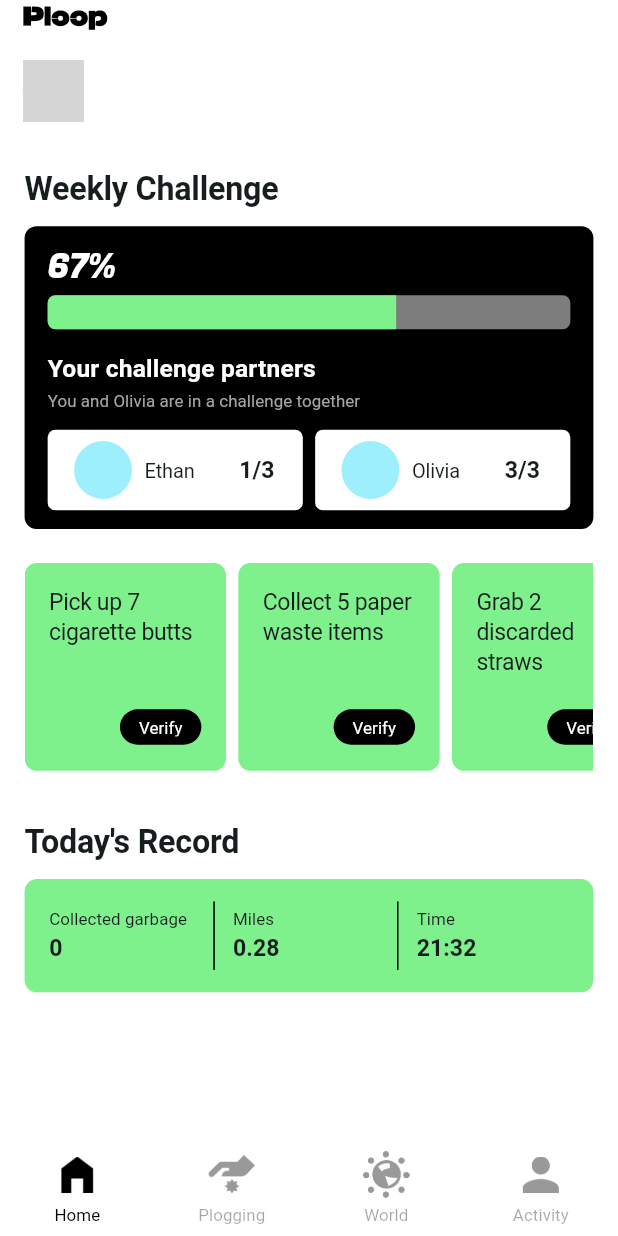
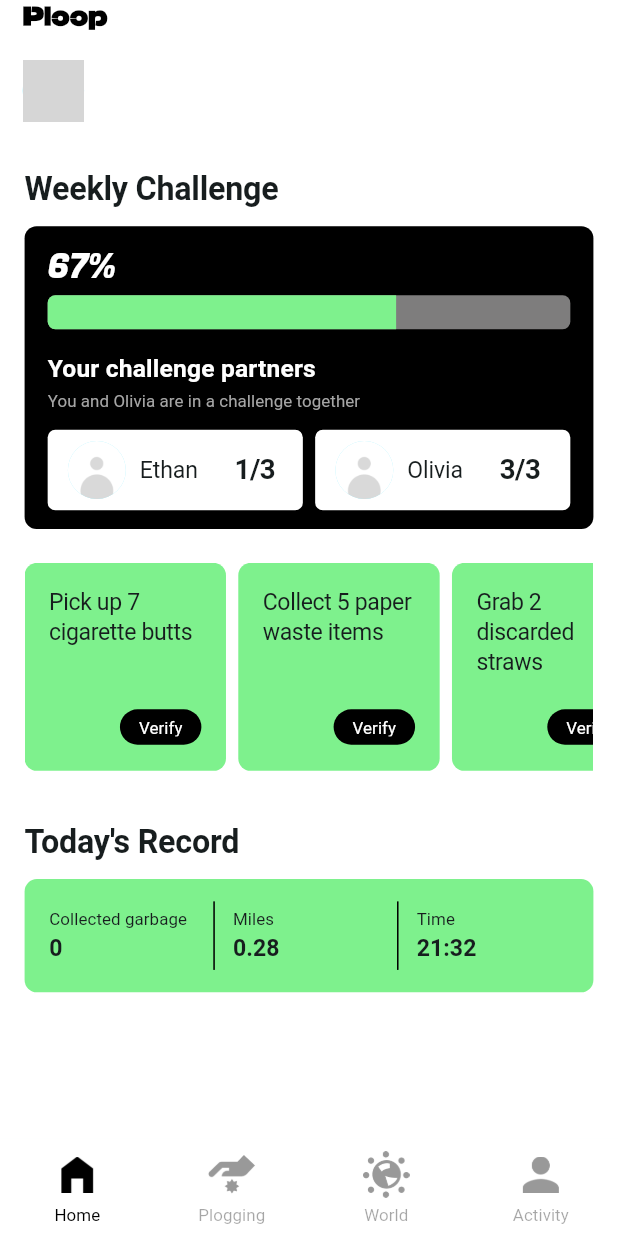
Before and after one commit to Ploop-2025-Solution-Challenge/Ploop-FE, a Flutter app: the MainScaffold screen opened directly, on a phone screen of 412 x 824 dp. Run offline on Flutter 3.47's test engine with Material 3 defaults, Android fonts, the phone set to English and light mode, and no system bars; our stand-ins replace dotted_line, flutter_dotenv, flutter_riverpod, flutter_screenutil, geolocator, google_maps_flutter and 3 more; accounts and stored records are empty; network calls fail; Roboto replaces fonts that are missing (SF-Pro, SF-Pro-Display); project files that could hold a hidden picture were left out; grey boxes are pictures that could not be loaded.

Commit message:
style: adjust font size slightly

```diff
--- a/lib/main.dart
+++ b/lib/main.dart
@@ -147,7 +147,7 @@ class MyApp extends StatelessWidget {
 
             // Personal challenge status
             bodyMedium: TextStyle(
-              fontSize: 16.sp,
+              fontSize: 18.sp,
               fontFamily: 'SF-Pro-Display',
               fontWeight: FontWeight.w600,
               height: 1.31,
@@ -156,7 +156,7 @@ class MyApp extends StatelessWidget {
             // Challenge profile name
             /* copy this theme for activity details */
             bodySmall: TextStyle(
-              fontSize: 13.sp,
+              fontSize: 15.sp,
               fontFamily: 'SF-Pro',
               fontWeight: FontWeight.w400,
               height: 1.38,
--- a/lib/screen/activity/dashboard_text.dart
+++ b/lib/screen/activity/dashboard_text.dart
@@ -18,6 +18,7 @@ class DashboardTextWidget extends StatelessWidget {
         Text(
           '${DateFormat('d. MM. y').format(dateRange.$1)} - ${DateFormat('d. MM. y').format(dateRange.$2)}',
           style: Theme.of(context).textTheme.bodySmall?.copyWith(
+                fontSize: 13.sp,
                 fontWeight: FontWeight.w600,
                 color: Color(0xFFA1A1A1),
               ),
@@ -63,7 +64,7 @@ class DashboardTextWidget extends StatelessWidget {
               children: [
                 Text('0.0', style: Theme.of(context).textTheme.displaySmall),
                 Text(
-                  'Time',
+                  'Hours',
                   style: Theme.of(context).textTheme.labelLarge?.copyWith(
                         color: Color(0xFFA1A1A1),
                       ),
--- a/lib/screen/home/challenge.dart
+++ b/lib/screen/home/challenge.dart
@@ -132,19 +132,26 @@ class ChallengeUserCard extends StatelessWidget {
   @override
   Widget build(BuildContext context) {
     return Container(
-      padding: EdgeInsets.fromLTRB(16.w, 8.h, 16.w, 8.h),
+      padding: EdgeInsets.fromLTRB(12.w, 8.h, 12.w, 8.h),
+      // alignment: Alignment.center,
       decoration: BoxDecoration(
           borderRadius: BorderRadius.all(Radius.circular(5.w)),
           color: Colors.white),
       width: 166.w,
       height: 57.h,
       child: Row(
-        spacing: 29.w,
+        spacing: 24.w,
         children: [
           Row(
-            spacing: 7.w,
+            mainAxisSize: MainAxisSize.min,
+            spacing: 8.w,
             children: [
               CircleAvatar(
+                backgroundImage:
+                    const AssetImage('assets/images/default-user-icon.png'),
+                // foregroundImage: userProfile.profileImageUrl != null
+                //     ? NetworkImage(userProfile.profileImageUrl!)
+                //     : null,
                 radius: 20.w,
               ),
               Text(
@@ -155,7 +162,7 @@ class ChallengeUserCard extends StatelessWidget {
           ),
           Text(
             '$verifiedChallengeCount/$totalChallengeCount',
-            style: Theme.of(context).textTheme.labelMedium,
+            style: Theme.of(context).textTheme.bodyMedium,
           ),
         ],
       ),
```
